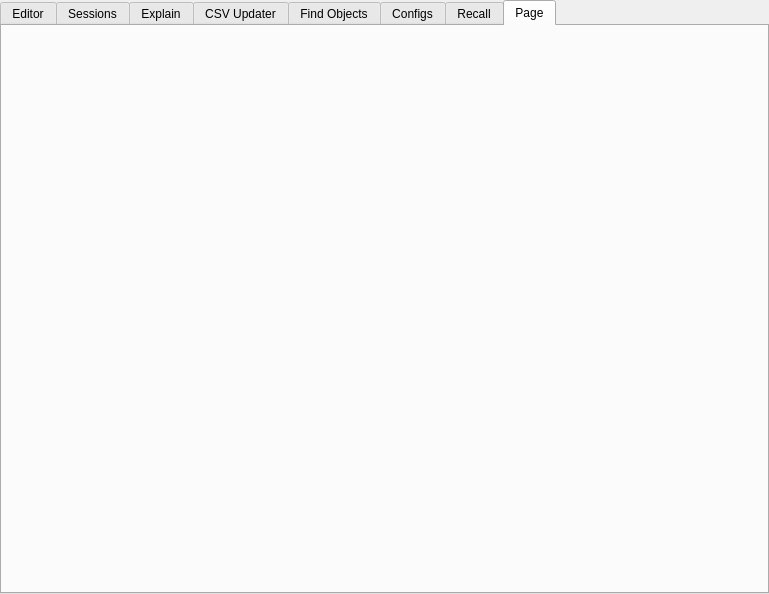
This is ui/d_editor.ui in hugojunior-e/algarsql as Qt 5 draws it before an edit. The edited form follows.
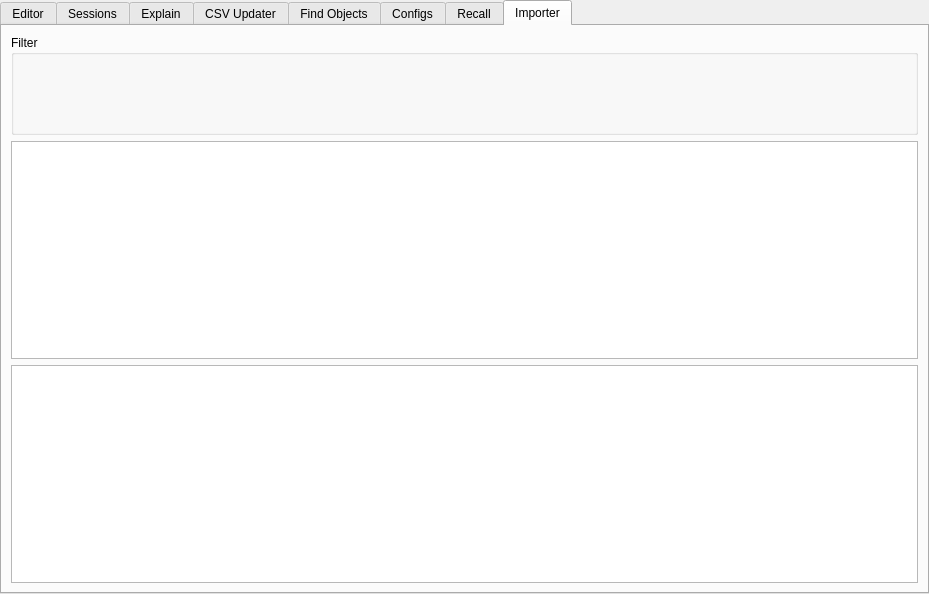
This is the edited form. The open tabs and pages were chosen to show the change.

What changed in the file:
```diff
--- a/ui/d_editor.ui
+++ b/ui/d_editor.ui
@@ -6,7 +6,7 @@
    <rect>
     <x>0</x>
     <y>0</y>
-    <width>769</width>
+    <width>929</width>
     <height>594</height>
    </rect>
   </property>
@@ -16,7 +16,10 @@
   <property name="modal">
    <bool>true</bool>
   </property>
-  <layout class="QGridLayout" name="gridLayout">
+  <layout class="QVBoxLayout" name="verticalLayout_10">
+   <property name="spacing">
+    <number>0</number>
+   </property>
    <property name="leftMargin">
     <number>0</number>
    </property>
@@ -29,10 +32,7 @@
    <property name="bottomMargin">
     <number>0</number>
    </property>
-   <property name="spacing">
-    <number>0</number>
-   </property>
-   <item row="0" column="0">
+   <item>
     <widget class="QTabWidget" name="tabWidget">
      <property name="currentIndex">
       <number>6</number>
@@ -918,8 +918,39 @@
      </widget>
      <widget class="QWidget" name="tab">
       <attribute name="title">
-       <string>Page</string>
+       <string>Importer</string>
       </attribute>
+      <layout class="QVBoxLayout" name="verticalLayout_11">
+       <item>
+        <widget class="QGroupBox" name="groupBox_7">
+         <property name="minimumSize">
+          <size>
+           <width>0</width>
+           <height>100</height>
+          </size>
+         </property>
+         <property name="maximumSize">
+          <size>
+           <width>16777215</width>
+           <height>100</height>
+          </size>
+         </property>
+         <property name="title">
+          <string>Filter</string>
+         </property>
+        </widget>
+       </item>
+       <item>
+        <widget class="QPlainTextEdit" name="mem_sessions_2"/>
+       </item>
+       <item>
+        <widget class="QTableWidget" name="grid_objetos_2">
+         <property name="alternatingRowColors">
+          <bool>true</bool>
+         </property>
+        </widget>
+       </item>
+      </layout>
      </widget>
     </widget>
    </item>
```
Left out of the diff: 4 changed lines with no effect on the pictures.
